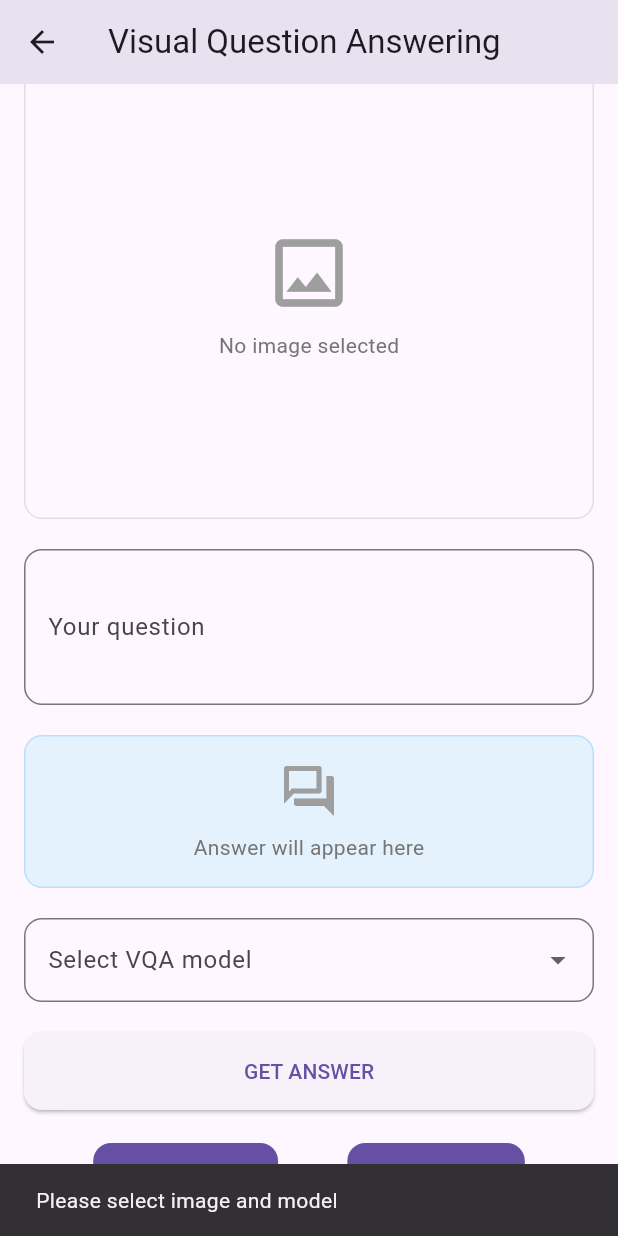
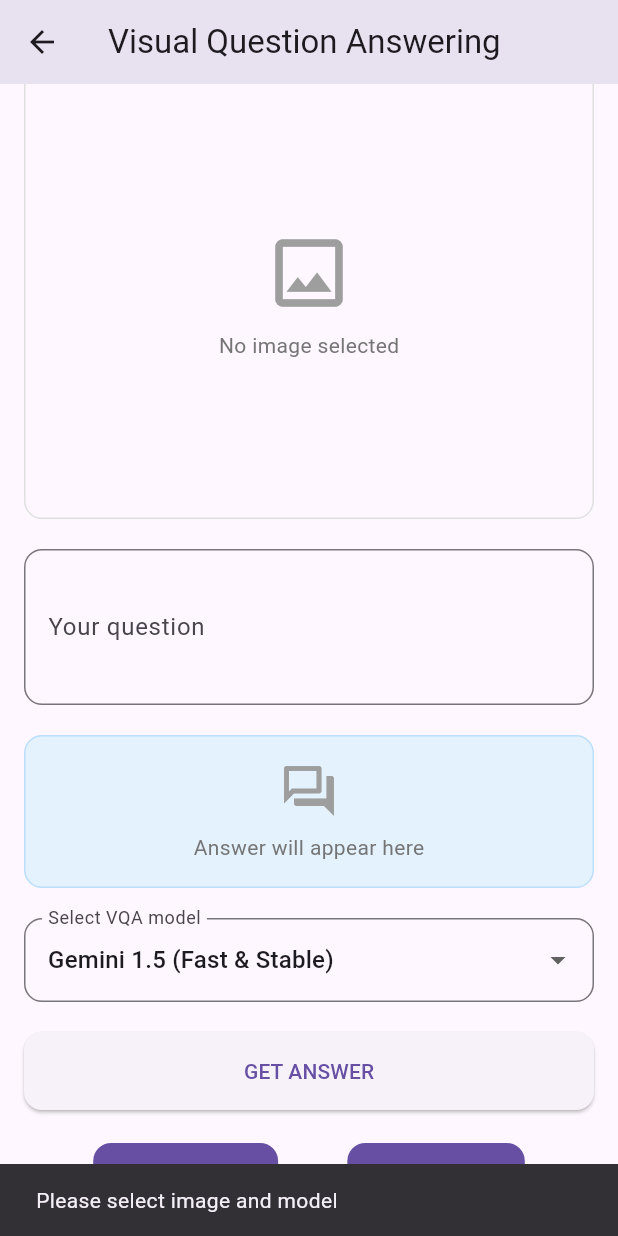
Before and after one commit to TarekMineRoyal/4th-Year-Project-Prototype, a Flutter app: the VQAScreen screen opened directly, scrolled down 102 dp, after a tap on "GET ANSWER", on a phone screen of 412 x 824 dp. Run offline on Flutter 3.47's test engine with Material 3 defaults, Android fonts, the phone set to English and light mode, and no system bars; our stand-ins replace image_picker.

Commit message:
feat: Implement hybrid VQA engine with Gemini API and Llava failsafe
This major refactor overhauls the core AI engine of the application based on the results of a systematic model evaluation. The goal is to focus on a high-performance, reliable, and safe architecture for the VQA feature.

Backend Changes (`main.py`):
- Removed several underperforming local VQA models (BLIP, BakLLaVA, Moondream, etc.) to reduce complexity.
- Removed the deprecated `/upload` endpoint and all associated YOLO object detection logic, as VQA is now the primary focus.
- Integrated the Google Gemini API client (`google-generativeai`) to support state-of-the-art models.
- Streamlined the `/vqa` endpoint to support only the two final models: a primary Gemini model and a local `llava` model for offline reliability.

Frontend Changes (`VQA_screen.dart`):
- Refactored the VQA screen's model selection dropdown.
- Implemented user-friendly display names (e.g., "Gemini 1.5 (Fast & Stable)") to improve user experience, while sending the correct technical model name to the backend.
- Set a default model to ensure a smooth first-time user experience.

```diff
--- a/Mobile app/lib/screens/VQA_screen.dart
+++ b/Mobile app/lib/screens/VQA_screen.dart
@@ -5,24 +5,12 @@ import 'package:image_picker/image_picker.dart';
 import 'package:http/http.dart' as http;
 import 'package:http_parser/http_parser.dart';
 
-void main() {
-  runApp(const MyApp());
-}
+// A simple class to hold our model options
+class VqaModelOption {
+  final String displayName; // What the user sees
+  final String apiName; // What we send to the backend
 
-class MyApp extends StatelessWidget {
-  const MyApp({super.key});
-
-  @override
-  Widget build(BuildContext context) {
-    return MaterialApp(
-      title: 'VQA Demo',
-      theme: ThemeData(
-        primarySwatch: Colors.blue,
-        visualDensity: VisualDensity.adaptivePlatformDensity,
-      ),
-      home: const VQAScreen(),
-    );
-  }
+  VqaModelOption({required this.displayName, required this.apiName});
 }
 
 class VQAScreen extends StatefulWidget {
@@ -34,21 +22,37 @@ class VQAScreen extends StatefulWidget {
 
 class _VQAScreenState extends State<VQAScreen> {
   File? _selectedImage;
-  String? _selectedOption;
+  VqaModelOption? _selectedOption; // Changed to our new class
   bool _isSending = false;
-  final List<String> _options = [
-    'blip-vqa-base',
-    'llava',
-    'bakllava',
-    'moondream',
-    'chat-gph-vision',
+
+  // Updated list of model options with user-friendly names
+  final List<VqaModelOption> _options = [
+    VqaModelOption(
+      displayName: 'Gemini 1.5 (Fast & Stable)',
+      apiName: 'gemini-1.5-flash-latest',
+    ),
+    VqaModelOption(
+      displayName: 'Gemini 2.5 (Advanced Preview)',
+      apiName: 'gemini-2.5-flash-preview-05-20',
+    ),
+    VqaModelOption(displayName: 'Llava (Offline Failsafe)', apiName: 'llava'),
   ];
+
   String? _answer;
   double? _processingTime;
   final ImagePicker _picker = ImagePicker();
   final TextEditingController _ipController =
-      TextEditingController()..text = '192.168.138.190';
+      TextEditingController()..text = '10.0.2.2'; // Example IP
   final TextEditingController _questionController = TextEditingController();
+
+  @override
+  void initState() {
+    super.initState();
+    // Set a default model selection
+    if (_options.isNotEmpty) {
+      _selectedOption = _options[0];
+    }
+  }
 
   Future<void> _pickImage(ImageSource source) async {
     try {
@@ -99,7 +103,8 @@ class _VQAScreenState extends State<VQAScreen> {
         'POST',
         Uri.parse('http://${_ipController.text}:8000/vqa'),
       );
-      request.fields['option'] = _selectedOption!;
+      // Send the apiName to the backend
+      request.fields['option'] = _selectedOption!.apiName;
       request.fields['question'] = _questionController.text;
 
       final fileExt = _selectedImage!.path.split('.').last.toLowerCase();
@@ -127,7 +132,11 @@ class _VQAScreenState extends State<VQAScreen> {
         });
       } else {
         ScaffoldMessenger.of(context).showSnackBar(
-          SnackBar(content: Text('Analysis failed (${response.statusCode})')),
+          SnackBar(
+            content: Text(
+              'Analysis failed (${response.statusCode}): $responseBody',
+            ),
+          ),
         );
       }
     } catch (e) {
@@ -258,7 +267,8 @@ class _VQAScreenState extends State<VQAScreen> {
                         ),
               ),
               const SizedBox(height: 20),
-              DropdownButtonFormField<String>(
+              // Updated Dropdown to use the new class and user-friendly names
+              DropdownButtonFormField<VqaModelOption>(
                 decoration: InputDecoration(
                   labelText: 'Select VQA model',
                   border: OutlineInputBorder(
@@ -271,7 +281,7 @@ class _VQAScreenState extends State<VQAScreen> {
                         .map(
                           (option) => DropdownMenuItem(
                             value: option,
-                            child: Text(option),
+                            child: Text(option.displayName),
                           ),
                         )
                         .toList(),
```
Also changed, not shown: 1 other file.
